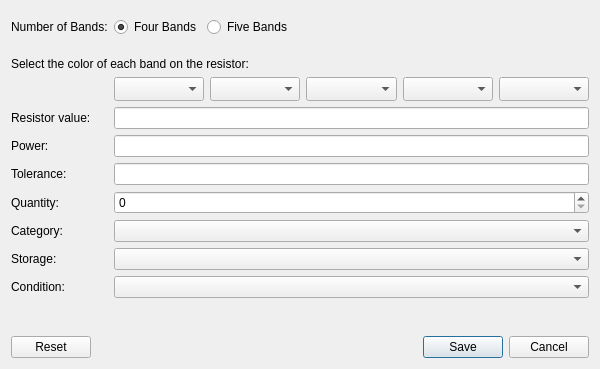
First picture: the form in src/dialogs/quickaddresistordialog.ui, repository jassuncao/myparts, before the edit.
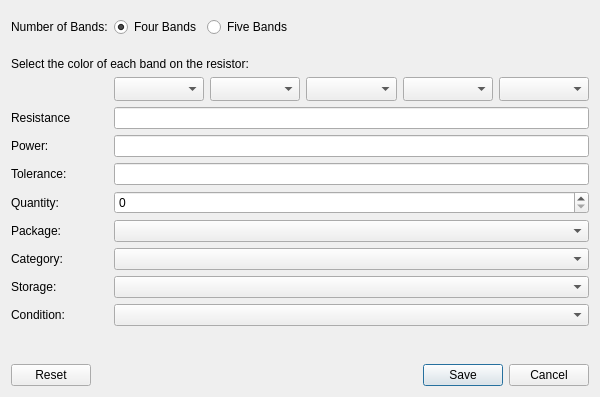
Second picture: the form after the edit. Custom widgets are drawn as their Qt base class.

```diff
--- a/src/dialogs/quickaddresistordialog.ui
+++ b/src/dialogs/quickaddresistordialog.ui
@@ -7,7 +7,7 @@
     <x>0</x>
     <y>0</y>
     <width>600</width>
-    <height>369</height>
+    <height>397</height>
    </rect>
   </property>
   <property name="windowTitle">
@@ -70,7 +70,10 @@
      <item row="4" column="0">
       <widget class="QLabel" name="label">
        <property name="text">
-        <string>Resistor value:</string>
+        <string>Resistance</string>
+       </property>
+       <property name="buddy">
+        <cstring>resistorValueLineEdit</cstring>
        </property>
       </widget>
      </item>
@@ -84,34 +87,34 @@
        </property>
       </widget>
      </item>
-     <item row="8" column="0">
+     <item row="9" column="0">
       <widget class="QLabel" name="label_4">
        <property name="text">
         <string>Category:</string>
        </property>
       </widget>
      </item>
-     <item row="8" column="1">
+     <item row="9" column="1">
       <widget class="TreeViewComboBox" name="partCategoryComboBox"/>
      </item>
-     <item row="9" column="0">
+     <item row="10" column="0">
       <widget class="QLabel" name="label_5">
        <property name="text">
         <string>Storage:</string>
        </property>
       </widget>
      </item>
-     <item row="9" column="1">
+     <item row="10" column="1">
       <widget class="TreeViewComboBox" name="partStorageComboBox"/>
      </item>
-     <item row="10" column="0">
+     <item row="11" column="0">
       <widget class="QLabel" name="label_6">
        <property name="text">
         <string>Condition:</string>
        </property>
       </widget>
      </item>
-     <item row="10" column="1">
+     <item row="11" column="1">
       <widget class="RelationalComboBox" name="partConditionComboBox"/>
      </item>
      <item row="1" column="0">
@@ -222,6 +225,19 @@
        </property>
       </widget>
      </item>
+     <item row="8" column="1">
+      <widget class="RelationalComboBox" name="partPackageComboBox"/>
+     </item>
+     <item row="8" column="0">
+      <widget class="QLabel" name="label_10">
+       <property name="text">
+        <string>Package:</string>
+       </property>
+       <property name="buddy">
+        <cstring>partPackageComboBox</cstring>
+       </property>
+      </widget>
+     </item>
     </layout>
    </item>
    <item>
```
Left out of the diff: 22 changed lines with no effect on the pictures.
